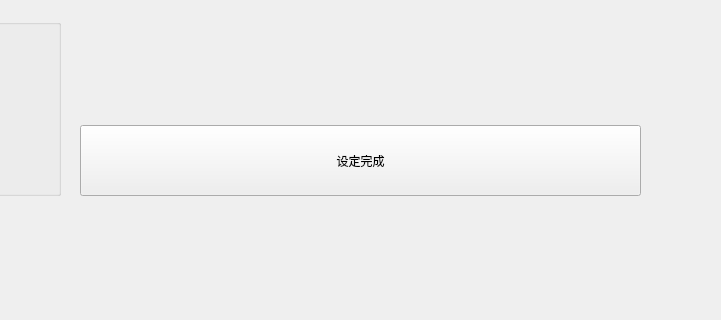
Qt form cebs/form_qt/cebsGparForm.ui (Baxianxiahai/med) before a commit; both pictures show x 290 to 1011 and y 145 to 465 of the 1194 by 633 pixel window.
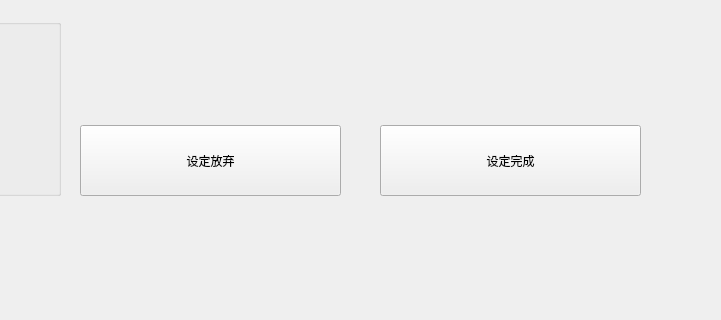
The same form after that commit.

```diff
--- a/cebs/form_qt/cebsGparForm.ui
+++ b/cebs/form_qt/cebsGparForm.ui
@@ -249,9 +249,9 @@
   <widget class="QPushButton" name="pushButton_ctrl_stop">
    <property name="geometry">
     <rect>
-     <x>370</x>
+     <x>670</x>
      <y>270</y>
-     <width>561</width>
+     <width>261</width>
      <height>71</height>
     </rect>
    </property>
@@ -342,6 +342,19 @@
     </property>
    </widget>
   </widget>
+  <widget class="QPushButton" name="pushButton_ctrl_giveup">
+   <property name="geometry">
+    <rect>
+     <x>370</x>
+     <y>270</y>
+     <width>261</width>
+     <height>71</height>
+    </rect>
+   </property>
+   <property name="text">
+    <string>设定放弃</string>
+   </property>
+  </widget>
  </widget>
  <resources/>
  <connections>
```
Left out of the diff: 43 changed lines with no effect on the pictures.
